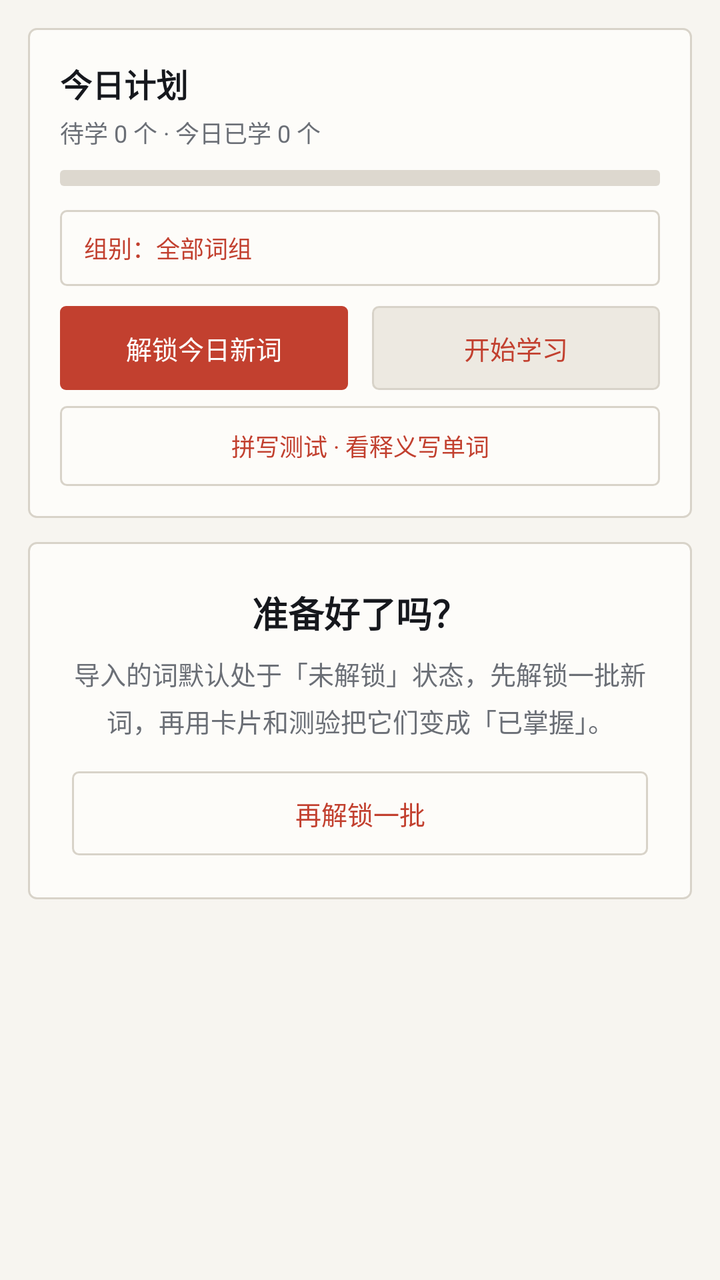
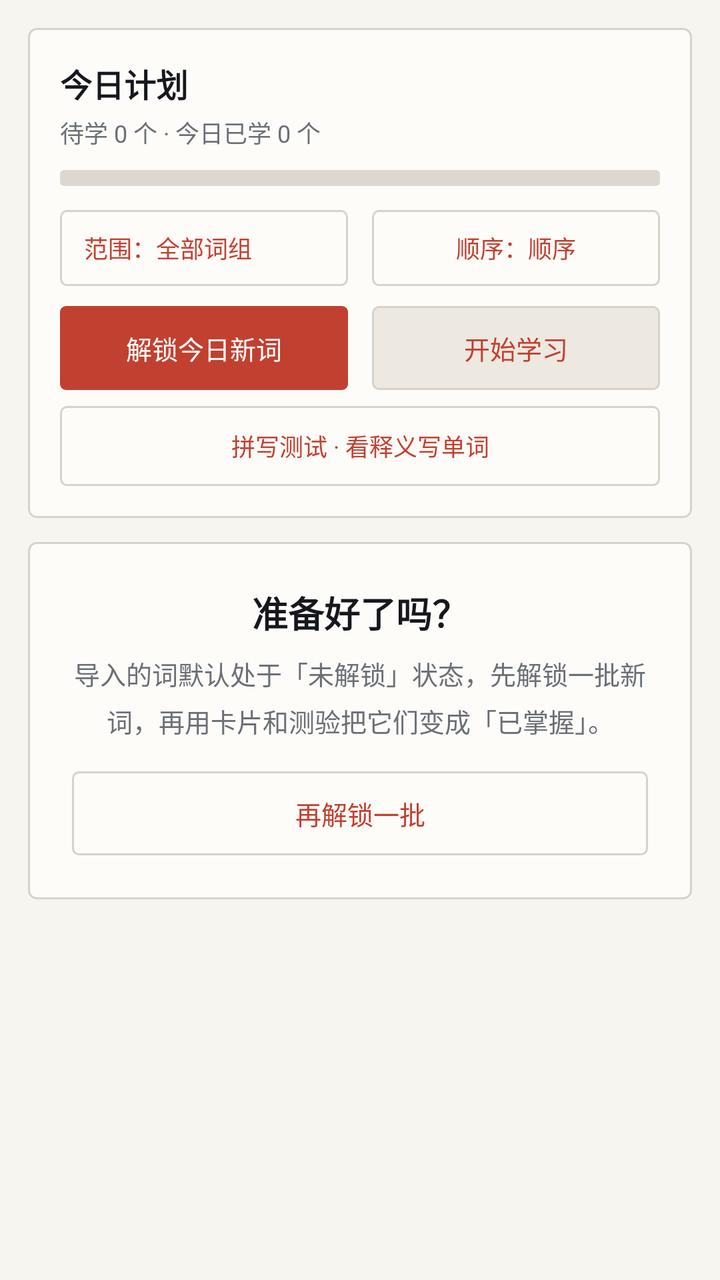

The first picture is an Android layout as it rendered before a commit; the second is the same layout after the commit. The layout source and the unified diff follow.
<!-- AndroidManifest.xml: application theme AppTheme -->
<!-- res/layout/page_learn.xml -->
<?xml version="1.0" encoding="utf-8"?>
<ScrollView xmlns:android="http://schemas.android.com/apk/res/android"
    android:layout_width="match_parent"
    android:layout_height="match_parent"
    android:fillViewport="true">

    <LinearLayout
        android:layout_width="match_parent"
        android:layout_height="wrap_content"
        android:orientation="vertical"
        android:padding="14dp">

        <LinearLayout
            android:layout_width="match_parent"
            android:layout_height="wrap_content"
            android:orientation="vertical"
            android:background="@drawable/bg_card"
            android:padding="16dp">

            <TextView
                android:id="@+id/tvTodayTitle"
                android:layout_width="wrap_content"
                android:layout_height="wrap_content"
                android:text="今日计划"
                android:textSize="16sp"
                android:textStyle="bold"
                android:textColor="@color/text" />

            <TextView
                android:id="@+id/tvTodayInfo"
                android:layout_width="wrap_content"
                android:layout_height="wrap_content"
                android:layout_marginTop="4dp"
                android:text="待学 0 个 · 今日已学 0 个"
                android:textSize="12sp"
                android:textColor="@color/text_sub" />

            <ProgressBar
                android:id="@+id/todayBar"
                style="?android:attr/progressBarStyleHorizontal"
                android:layout_width="match_parent"
                android:layout_height="8dp"
                android:layout_marginTop="10dp"
                android:max="100"
                android:progress="0"
                android:progressDrawable="@drawable/progress_horizontal" />

            <TextView
                android:id="@+id/btnPickGroup"
                android:layout_width="match_parent"
                android:layout_height="38dp"
                android:layout_marginTop="12dp"
                android:background="@drawable/bg_btn_ghost"
                android:gravity="center_vertical"
                android:paddingLeft="12dp"
                android:paddingRight="12dp"
                android:text="组别：全部词组"
                android:textSize="12sp"
                android:textColor="@color/primary" />

            <LinearLayout
                android:layout_width="match_parent"
                android:layout_height="wrap_content"
                android:layout_marginTop="10dp"
                android:orientation="horizontal">

                <TextView
                    android:id="@+id/btnUnlockNew"
                    android:layout_width="0dp"
                    android:layout_height="42dp"
                    android:layout_weight="1"
                    android:layout_marginRight="6dp"
                    android:background="@drawable/bg_btn_primary"
                    android:gravity="center"
                    android:text="解锁今日新词"
                    android:textSize="13sp"
                    android:textColor="@color/white" />

                <TextView
                    android:id="@+id/btnStart"
                    android:layout_width="0dp"
                    android:layout_height="42dp"
                    android:layout_weight="1"
                    android:layout_marginLeft="6dp"
                    android:background="@drawable/bg_btn_soft"
                    android:gravity="center"
                    android:text="开始学习"
                    android:textSize="13sp"
                    android:textColor="@color/primary" />
            </LinearLayout>

            <TextView
                android:id="@+id/btnSpellStart"
                android:layout_width="match_parent"
                android:layout_height="40dp"
                android:layout_marginTop="8dp"
                android:background="@drawable/bg_btn_ghost"
                android:gravity="center"
                android:text="拼写测试 · 看释义写单词"
                android:textSize="12sp"
                android:textColor="@color/primary" />
        </LinearLayout>

        
        <LinearLayout
            android:id="@+id/cardStudy"
            android:layout_width="match_parent"
            android:layout_height="wrap_content"
            android:layout_marginTop="12dp"
            android:orientation="vertical"
            android:background="@drawable/bg_card"
            android:padding="18dp"
            android:visibility="gone">

            <TextView
                android:id="@+id/tvCardLabel"
                android:layout_width="wrap_content"
                android:layout_height="wrap_content"
                android:text="认一认 · 先自己想意思"
                android:textSize="12sp"
                android:textColor="@color/primary" />

            <TextView
                android:id="@+id/tvCardWord"
                android:layout_width="match_parent"
                android:layout_height="wrap_content"
                android:layout_marginTop="14dp"
                android:gravity="center"
                android:fontFamily="serif"
                android:text="word"
                android:textSize="38sp"
                android:textStyle="bold"
                android:textColor="@color/text" />

            <TextView
                android:id="@+id/tvCardPhonetic"
                android:layout_width="match_parent"
                android:layout_height="wrap_content"
                android:layout_marginTop="4dp"
                android:gravity="center"
                android:text=""
                android:textSize="13sp"
                android:textColor="@color/text_sub" />

            <LinearLayout
                android:layout_width="match_parent"
                android:layout_height="wrap_content"
                android:layout_marginTop="12dp"
                android:orientation="horizontal">

                <TextView
                    android:id="@+id/btnSpeakUk"
                    android:layout_width="0dp"
                    android:layout_height="36dp"
                    android:layout_weight="1"
                    android:layout_marginRight="6dp"
                    android:background="@drawable/bg_btn_ghost"
                    android:gravity="center"
                    android:text="英音 UK"
                    android:textSize="12sp"
                    android:textColor="@color/primary" />

                <TextView
                    android:id="@+id/btnSpeak"
                    android:layout_width="0dp"
                    android:layout_height="36dp"
                    android:layout_weight="1"
                    android:layout_marginLeft="6dp"
                    android:background="@drawable/bg_btn_soft"
                    android:gravity="center"
                    android:text="美音 US"
                    android:textSize="12sp"
                    android:textColor="@color/primary" />
            </LinearLayout>

            <LinearLayout
                android:id="@+id/answerBox"
                android:layout_width="match_parent"
                android:layout_height="wrap_content"
                android:layout_marginTop="14dp"
                android:orientation="vertical"
                android:visibility="gone">

                <TextView
                    android:id="@+id/tvCardMeaning"
                    android:layout_width="match_parent"
                    android:layout_height="wrap_content"
                    android:gravity="center"
                    android:text=""
                    android:textSize="17sp"
                    android:textColor="@color/text"
                    android:lineSpacingExtra="4dp" />

                <TextView
                    android:id="@+id/tvCardExample"
                    android:layout_width="match_parent"
                    android:layout_height="wrap_content"
                    android:layout_marginTop="10dp"
                    android:gravity="center"
                    android:text=""
                    android:textSize="13sp"
                    android:textColor="@color/text_sub"
                    android:lineSpacingExtra="3dp" />

                <TextView
                    android:id="@+id/tvCardNote"
                    android:layout_width="match_parent"
                    android:layout_height="wrap_content"
                    android:layout_marginTop="8dp"
                    android:gravity="center"
                    android:text=""
                    android:textSize="12sp"
                    android:textColor="@color/primary"
                    android:lineSpacingExtra="3dp" />
            </LinearLayout>

            <TextView
                android:id="@+id/btnReveal"
                android:layout_width="match_parent"
                android:layout_height="44dp"
                android:layout_marginTop="16dp"
                android:background="@drawable/bg_btn_primary"
                android:gravity="center"
                android:text="显示答案"
                android:textSize="14sp"
                android:textColor="@color/white" />

            <LinearLayout
                android:id="@+id/gradeRow"
                android:layout_width="match_parent"
                android:layout_height="wrap_content"
                android:layout_marginTop="10dp"
                android:orientation="horizontal"
                android:visibility="gone">

                <TextView
                    android:id="@+id/gradeBad"
                    android:layout_width="0dp"
                    android:layout_height="42dp"
                    android:layout_weight="1"
                    android:layout_marginRight="4dp"
                    android:background="@drawable/bg_btn_ghost"
                    android:gravity="center"
                    android:text="不认识"
                    android:textSize="12sp"
                    android:textColor="@color/danger" />

                <TextView
                    android:id="@+id/gradeFuzzy"
                    android:layout_width="0dp"
                    android:layout_height="42dp"
                    android:layout_weight="1"
                    android:layout_marginLeft="4dp"
                    android:layout_marginRight="4dp"
                    android:background="@drawable/bg_btn_soft"
                    android:gravity="center"
                    android:text="有点模糊"
                    android:textSize="12sp"
                    android:textColor="@color/primary" />

                <TextView
                    android:id="@+id/gradeGood"
                    android:layout_width="0dp"
                    android:layout_height="42dp"
                    android:layout_weight="1"
                    android:layout_marginLeft="4dp"
                    android:background="@drawable/bg_btn_primary"
                    android:gravity="center"
                    android:text="认识"
                    android:textSize="12sp"
                    android:textColor="@color/white" />
            </LinearLayout>

            <TextView
                android:id="@+id/tvGradeResult"
                android:layout_width="match_parent"
                android:layout_height="wrap_content"
                android:layout_marginTop="12dp"
                android:gravity="center"
                android:text=""
                android:textSize="12sp"
                android:textColor="@color/text_sub"
                android:visibility="gone" />

            <TextView
                android:id="@+id/btnStudyNext"
                android:layout_width="match_parent"
                android:layout_height="44dp"
                android:layout_marginTop="10dp"
                android:background="@drawable/bg_btn_primary"
                android:gravity="center"
                android:text="下一个"
                android:textSize="14sp"
                android:textColor="@color/white"
                android:visibility="gone" />
        </LinearLayout>

        
        <LinearLayout
            android:id="@+id/cardQuiz"
            android:layout_width="match_parent"
            android:layout_height="wrap_content"
            android:layout_marginTop="12dp"
            android:orientation="vertical"
            android:background="@drawable/bg_card"
            android:padding="18dp"
            android:visibility="gone">

            <TextView
                android:layout_width="wrap_content"
                android:layout_height="wrap_content"
                android:text="小测验 · 选出正确释义"
                android:textSize="12sp"
                android:textColor="@color/primary" />

            <TextView
                android:id="@+id/tvQuizWord"
                android:layout_width="match_parent"
                android:layout_height="wrap_content"
                android:layout_marginTop="12dp"
                android:gravity="center"
                android:fontFamily="serif"
                android:text="word"
                android:textSize="34sp"
                android:textStyle="bold"
                android:textColor="@color/text" />

            <LinearLayout
                android:id="@+id/optionBox"
                android:layout_width="match_parent"
                android:layout_height="wrap_content"
                android:layout_marginTop="14dp"
                android:orientation="vertical">

                <TextView
                    android:id="@+id/opt0"
                    android:layout_width="match_parent"
                    android:layout_height="44dp"
                    android:background="@drawable/bg_btn_ghost"
                    android:gravity="center_vertical"
                    android:paddingLeft="14dp"
                    android:paddingRight="14dp"
                    android:text="选项 A"
                    android:textSize="13sp"
                    android:textColor="@color/text" />

                <TextView
                    android:id="@+id/opt1"
                    android:layout_width="match_parent"
                    android:layout_height="44dp"
                    android:layout_marginTop="8dp"
                    android:background="@drawable/bg_btn_ghost"
                    android:gravity="center_vertical"
                    android:paddingLeft="14dp"
                    android:paddingRight="14dp"
                    android:text="选项 B"
                    android:textSize="13sp"
                    android:textColor="@color/text" />

                <TextView
                    android:id="@+id/opt2"
                    android:layout_width="match_parent"
                    android:layout_height="44dp"
                    android:layout_marginTop="8dp"
                    android:background="@drawable/bg_btn_ghost"
                    android:gravity="center_vertical"
                    android:paddingLeft="14dp"
                    android:paddingRight="14dp"
                    android:text="选项 C"
                    android:textSize="13sp"
                    android:textColor="@color/text" />

                <TextView
                    android:id="@+id/opt3"
                    android:layout_width="match_parent"
                    android:layout_height="44dp"
                    android:layout_marginTop="8dp"
                    android:background="@drawable/bg_btn_ghost"
                    android:gravity="center_vertical"
                    android:paddingLeft="14dp"
                    android:paddingRight="14dp"
                    android:text="选项 D"
                    android:textSize="13sp"
                    android:textColor="@color/text" />
            </LinearLayout>

            <TextView
                android:id="@+id/tvQuizResult"
                android:layout_width="match_parent"
                android:layout_height="wrap_content"
                android:layout_marginTop="12dp"
                android:gravity="center"
                android:text=""
                android:textSize="14sp"
                android:textColor="@color/text" />

            <TextView
                android:id="@+id/btnQuizNext"
                android:layout_width="match_parent"
                android:layout_height="44dp"
                android:layout_marginTop="10dp"
                android:background="@drawable/bg_btn_primary"
                android:gravity="center"
                android:text="继续"
                android:textSize="14sp"
                android:textColor="@color/white"
                android:visibility="gone" />
        </LinearLayout>

        
        <LinearLayout
            android:id="@+id/cardSpell"
            android:layout_width="match_parent"
            android:layout_height="wrap_content"
            android:layout_marginTop="12dp"
            android:orientation="vertical"
            android:background="@drawable/bg_card"
            android:padding="18dp"
            android:visibility="gone">

            <TextView
                android:id="@+id/tvSpellLabel"
                android:layout_width="wrap_content"
                android:layout_height="wrap_content"
                android:text="拼写测试 · 看释义写单词"
                android:textSize="12sp"
                android:textColor="@color/primary" />

            <TextView
                android:id="@+id/tvSpellMeta"
                android:layout_width="match_parent"
                android:layout_height="wrap_content"
                android:layout_marginTop="4dp"
                android:text=""
                android:textSize="12sp"
                android:textColor="@color/text_sub" />

            <TextView
                android:id="@+id/tvSpellMeaning"
                android:layout_width="match_parent"
                android:layout_height="wrap_content"
                android:layout_marginTop="16dp"
                android:gravity="center"
                android:lineSpacingExtra="4dp"
                android:text=""
                android:textSize="20sp"
                android:textStyle="bold"
                android:textColor="@color/text" />

            <TextView
                android:id="@+id/tvSpellHint"
                android:layout_width="match_parent"
                android:layout_height="wrap_content"
                android:layout_marginTop="10dp"
                android:gravity="center"
                android:text=""
                android:textSize="13sp"
                android:textColor="@color/primary"
                android:visibility="gone" />

            <EditText
                android:id="@+id/etSpell"
                android:layout_width="match_parent"
                android:layout_height="52dp"
                android:layout_marginTop="14dp"
                android:background="@drawable/bg_input"
                android:fontFamily="serif"
                android:gravity="center"
                android:hint="在这里输入英文单词"
                android:imeOptions="actionDone"
                android:inputType="textNoSuggestions"
                android:maxLines="1"
                android:paddingLeft="10dp"
                android:paddingRight="10dp"
                android:textSize="22sp"
                android:textColor="@color/text"
                android:textColorHint="@color/text_sub" />

            <LinearLayout
                android:layout_width="match_parent"
                android:layout_height="wrap_content"
                android:layout_marginTop="10dp"
                android:orientation="horizontal">

                <TextView
                    android:id="@+id/btnSpellSpeak"
                    android:layout_width="0dp"
                    android:layout_height="38dp"
                    android:layout_weight="1"
                    android:layout_marginRight="6dp"
                    android:background="@drawable/bg_btn_ghost"
                    android:gravity="center"
                    android:text="听发音（有提示）"
                    android:textSize="12sp"
                    android:textColor="@color/primary" />

                <TextView
                    android:id="@+id/btnSpellHint"
                    android:layout_width="0dp"
                    android:layout_height="38dp"
                    android:layout_weight="1"
                    android:layout_marginLeft="6dp"
                    android:background="@drawable/bg_btn_soft"
                    android:gravity="center"
                    android:text="提示首字母"
                    android:textSize="12sp"
                    android:textColor="@color/primary" />
            </LinearLayout>

            <TextView
                android:id="@+id/btnSpellCheck"
                android:layout_width="match_parent"
                android:layout_height="44dp"
                android:layout_marginTop="12dp"
                android:background="@drawable/bg_btn_primary"
                android:gravity="center"
                android:text="检查拼写"
                android:textSize="14sp"
                android:textColor="@color/white" />

            <TextView
                android:id="@+id/btnSpellGiveUp"
                android:layout_width="match_parent"
                android:layout_height="38dp"
                android:layout_marginTop="8dp"
                android:background="@drawable/bg_btn_ghost"
                android:gravity="center"
                android:text="不会，看答案"
                android:textSize="12sp"
                android:textColor="@color/danger" />

            <TextView
                android:id="@+id/tvSpellResult"
                android:layout_width="match_parent"
                android:layout_height="wrap_content"
                android:layout_marginTop="12dp"
                android:gravity="center"
                android:lineSpacingExtra="3dp"
                android:text=""
                android:textSize="14sp"
                android:textColor="@color/text"
                android:visibility="gone" />

            <TextView
                android:id="@+id/btnSpellNext"
                android:layout_width="match_parent"
                android:layout_height="44dp"
                android:layout_marginTop="10dp"
                android:background="@drawable/bg_btn_primary"
                android:gravity="center"
                android:text="下一个"
                android:textSize="14sp"
                android:textColor="@color/white"
                android:visibility="gone" />
        </LinearLayout>

        
        <LinearLayout
            android:id="@+id/learnEmpty"
            android:layout_width="match_parent"
            android:layout_height="wrap_content"
            android:layout_marginTop="12dp"
            android:orientation="vertical"
            android:background="@drawable/bg_card"
            android:padding="22dp">

            <TextView
                android:id="@+id/tvEmptyTitle"
                android:layout_width="match_parent"
                android:layout_height="wrap_content"
                android:gravity="center"
                android:text="准备好了吗？"
                android:textSize="18sp"
                android:textStyle="bold"
                android:textColor="@color/text" />

            <TextView
                android:id="@+id/tvEmptyHint"
                android:layout_width="match_parent"
                android:layout_height="wrap_content"
                android:layout_marginTop="8dp"
                android:gravity="center"
                android:lineSpacingExtra="5dp"
                android:text="导入的词默认处于「未解锁」状态，先解锁一批新词，再用卡片和测验把它们变成「已掌握」。"
                android:textSize="13sp"
                android:textColor="@color/text_sub" />

            <TextView
                android:id="@+id/btnMore"
                android:layout_width="match_parent"
                android:layout_height="42dp"
                android:layout_marginTop="16dp"
                android:background="@drawable/bg_btn_ghost"
                android:gravity="center"
                android:text="再解锁一批"
                android:textSize="13sp"
                android:textColor="@color/primary" />
        </LinearLayout>

    </LinearLayout>
</ScrollView>
<!-- resources referenced by this layout -->
<resources>
  <color name="danger">#B23A2E</color>
  <color name="primary">#C2402F</color>
  <color name="text">#16181D</color>
  <color name="text_sub">#6B6F76</color>
  <color name="white">#FFFFFF</color>
  <!-- drawable bg_btn_ghost (drawable) -->
  <?xml version="1.0" encoding="utf-8"?>
  <shape xmlns:android="http://schemas.android.com/apk/res/android" android:shape="rectangle">
      <solid android:color="@color/card" />
      <corners android:radius="3dp" />
      <stroke android:width="1dp" android:color="@color/line" />
      <padding android:left="12dp" android:top="8dp" android:right="12dp" android:bottom="8dp" />
  </shape>
  <!-- drawable bg_btn_primary (drawable) -->
  <?xml version="1.0" encoding="utf-8"?>
  <shape xmlns:android="http://schemas.android.com/apk/res/android" android:shape="rectangle">
      <solid android:color="@color/primary" />
      <corners android:radius="3dp" />
      <padding android:left="12dp" android:top="8dp" android:right="12dp" android:bottom="8dp" />
  </shape>
  <!-- drawable bg_btn_soft (drawable) -->
  <?xml version="1.0" encoding="utf-8"?>
  <shape xmlns:android="http://schemas.android.com/apk/res/android" android:shape="rectangle">
      <solid android:color="@color/soft_blue" />
      <corners android:radius="3dp" />
      <stroke android:width="1dp" android:color="@color/line" />
      <padding android:left="12dp" android:top="8dp" android:right="12dp" android:bottom="8dp" />
  </shape>
  <!-- drawable bg_card (drawable) -->
  <?xml version="1.0" encoding="utf-8"?>
  <shape xmlns:android="http://schemas.android.com/apk/res/android" android:shape="rectangle">
      <solid android:color="@color/card" />
      <corners android:radius="4dp" />
      <stroke android:width="1dp" android:color="@color/line" />
  </shape>
  <!-- drawable bg_input (drawable) -->
  <?xml version="1.0" encoding="utf-8"?>
  <layer-list xmlns:android="http://schemas.android.com/apk/res/android">
      <item android:left="-2dp" android:right="-2dp" android:top="-2dp">
          <shape android:shape="rectangle">
              <solid android:color="@android:color/transparent" />
              <stroke android:width="1dp" android:color="@color/line" />
              <padding android:left="10dp" android:top="8dp" android:right="10dp" android:bottom="8dp" />
          </shape>
      </item>
  </layer-list>
  <!-- drawable progress_horizontal (drawable) -->
  <?xml version="1.0" encoding="utf-8"?>
  <layer-list xmlns:android="http://schemas.android.com/apk/res/android">
      <item android:id="@android:id/background">
          <shape android:shape="rectangle">
              <solid android:color="@color/track" />
              <corners android:radius="2dp" />
          </shape>
      </item>
      <item android:id="@android:id/progress">
          <clip>
              <shape android:shape="rectangle">
                  <solid android:color="@color/primary" />
                  <corners android:radius="2dp" />
              </shape>
          </clip>
      </item>
  </layer-list>
  <style name="AppTheme" parent="@android:style/Theme.Material.Light.NoActionBar">
          <item name="android:colorPrimary">@color/primary</item>
          <item name="android:colorPrimaryDark">@color/primary_dark</item>
          <item name="android:colorAccent">@color/accent</item>
          <item name="android:windowBackground">@color/bg</item>
          <item name="android:statusBarColor">@color/bg</item>
          <item name="android:windowLightStatusBar">true</item>
          <item name="android:textColorPrimary">@color/text</item>
          <item name="android:textColorSecondary">@color/text_sub</item>
          <item name="android:textColorHint">@color/text_sub</item>
      </style>
  <color name="card">#FDFCF9</color>
  <color name="line">#D8D3C9</color>
  <color name="soft_blue">#EDE9E1</color>
  <color name="track">#DDD8CF</color>
  <color name="primary_dark">#9E3225</color>
  <color name="accent">#16181D</color>
  <color name="bg">#F7F5F0</color>
</resources>

<!-- the commit's change to res/layout/page_learn.xml (unified diff, before → after) -->
@@ -45,18 +45,38 @@
                 android:progress="0"
                 android:progressDrawable="@drawable/progress_horizontal" />
 
-            <TextView
-                android:id="@+id/btnPickGroup"
-                android:layout_width="match_parent"
-                android:layout_height="38dp"
+            <LinearLayout
+                android:layout_width="match_parent"
+                android:layout_height="wrap_content"
                 android:layout_marginTop="12dp"
-                android:background="@drawable/bg_btn_ghost"
-                android:gravity="center_vertical"
-                android:paddingLeft="12dp"
-                android:paddingRight="12dp"
-                android:text="组别：全部词组"
-                android:textSize="12sp"
-                android:textColor="@color/primary" />
+                android:orientation="horizontal">
+
+                <TextView
+                    android:id="@+id/btnPickGroup"
+                    android:layout_width="0dp"
+                    android:layout_height="38dp"
+                    android:layout_weight="1"
+                    android:layout_marginRight="6dp"
+                    android:background="@drawable/bg_btn_ghost"
+                    android:gravity="center_vertical"
+                    android:paddingLeft="12dp"
+                    android:paddingRight="12dp"
+                    android:text="范围：全部词组"
+                    android:textSize="12sp"
+                    android:textColor="@color/primary" />
+
+                <TextView
+                    android:id="@+id/btnStudyOrder"
+                    android:layout_width="0dp"
+                    android:layout_height="38dp"
+                    android:layout_weight="1"
+                    android:layout_marginLeft="6dp"
+                    android:background="@drawable/bg_btn_ghost"
+                    android:gravity="center"
+                    android:text="顺序：顺序"
+                    android:textSize="12sp"
+                    android:textColor="@color/primary" />
+            </LinearLayout>
 
             <LinearLayout
                 android:layout_width="match_parent"
